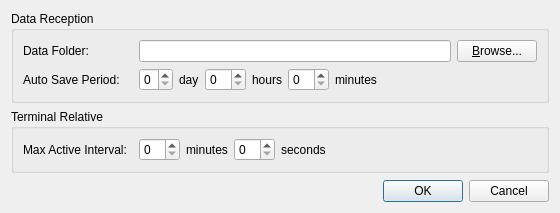
The window that mac/examples/GasInfo/optiondialog.ui (Quenii/ADCEVM) describes before a commit, drawn with Qt 5.
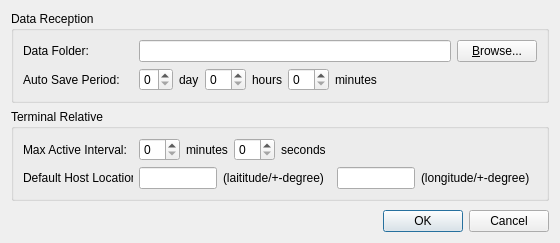
The same window after the commit.

The edit to the form file:
```diff
--- a/mac/examples/GasInfo/optiondialog.ui
+++ b/mac/examples/GasInfo/optiondialog.ui
@@ -7,7 +7,7 @@
     <x>0</x>
     <y>0</y>
     <width>560</width>
-    <height>213</height>
+    <height>243</height>
    </rect>
   </property>
   <property name="windowTitle">
@@ -143,8 +143,8 @@
      </property>
      <layout class="QVBoxLayout" name="verticalLayout_2">
       <item>
-       <layout class="QGridLayout" name="gridLayout_2">
-        <item row="0" column="0">
+       <layout class="QHBoxLayout" name="horizontalLayout_3">
+        <item>
          <widget class="QLabel" name="label_7">
           <property name="minimumSize">
            <size>
@@ -157,8 +157,6 @@
           </property>
          </widget>
         </item>
-        <item row="0" column="1">
-         <layout class="QHBoxLayout" name="horizontalLayout_4">
           <item>
            <widget class="QSpinBox" name="activeIntervalMinutesSpinBox">
             <property name="minimum">
@@ -207,6 +205,67 @@
            </spacer>
           </item>
          </layout>
+      </item>
+      <item>
+       <layout class="QHBoxLayout" name="horizontalLayout_4">
+        <item>
+         <widget class="QLabel" name="label_8">
+          <property name="minimumSize">
+           <size>
+            <width>110</width>
+            <height>0</height>
+           </size>
+          </property>
+          <property name="text">
+           <string>Default Host Location:</string>
+          </property>
+         </widget>
+        </item>
+        <item>
+         <widget class="QLineEdit" name="defaultHostLatitudeLineEdit"/>
+        </item>
+        <item>
+         <widget class="QLabel" name="label_12">
+          <property name="text">
+           <string>(laititude/+-degree)</string>
+          </property>
+         </widget>
+        </item>
+        <item>
+         <spacer name="horizontalSpacer_4">
+          <property name="orientation">
+           <enum>Qt::Horizontal</enum>
+          </property>
+          <property name="sizeHint" stdset="0">
+           <size>
+            <width>37</width>
+            <height>17</height>
+           </size>
+          </property>
+         </spacer>
+        </item>
+        <item>
+         <widget class="QLineEdit" name="defaultHostLongitudeLineEdit"/>
+        </item>
+        <item>
+         <widget class="QLabel" name="label_13">
+          <property name="text">
+           <string>(longitude/+-degree)</string>
+          </property>
+         </widget>
+        </item>
+        <item>
+         <spacer name="horizontalSpacer_3">
+          <property name="orientation">
+           <enum>Qt::Horizontal</enum>
+          </property>
+          <property name="sizeHint" stdset="0">
+           <size>
+            <width>37</width>
+            <height>17</height>
+           </size>
+          </property>
+         </spacer>
         </item>
        </layout>
       </item>
```
Lines whose indentation alone changed are shown as unchanged.
